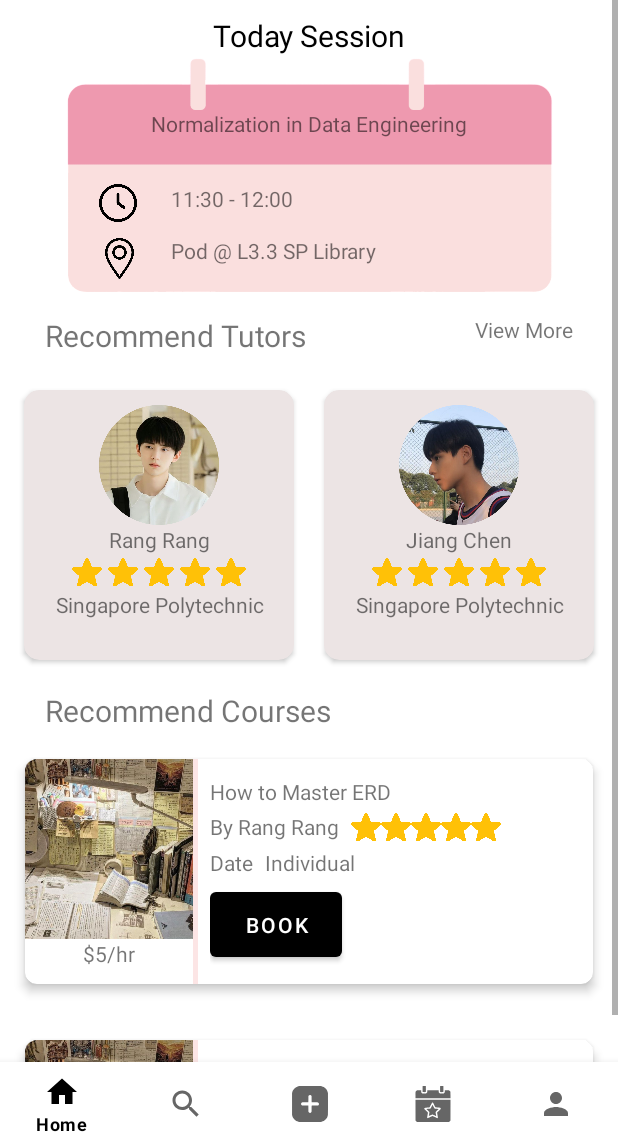
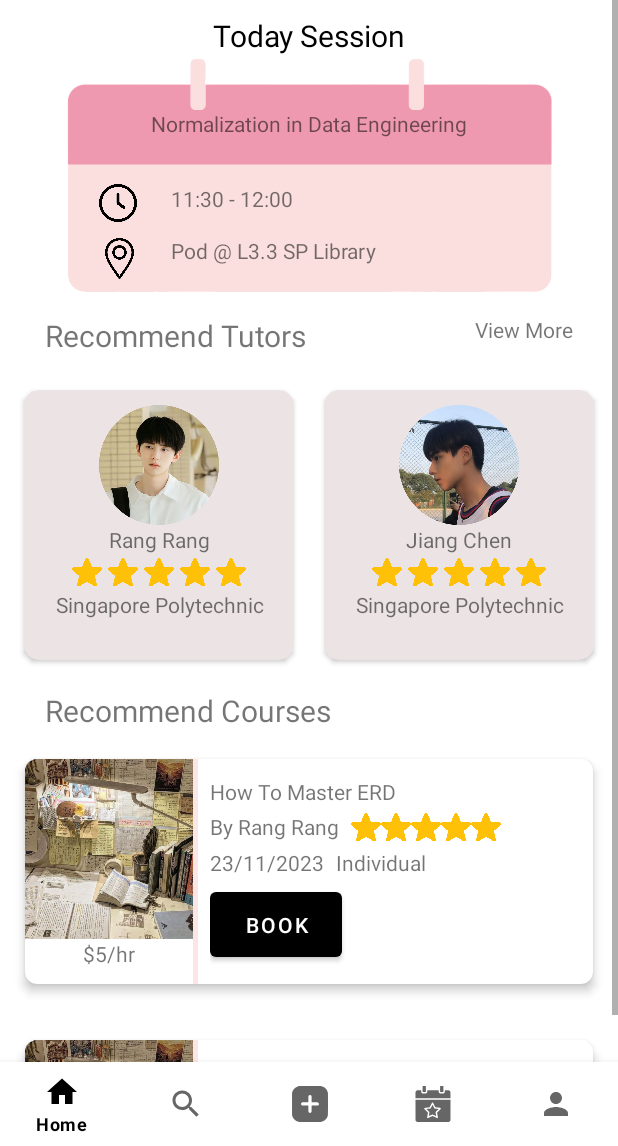
Before and after one commit to TasmiyahTaj/ANDE-Tas-Su, an Android app: the Home screen opened directly, with no data from a screen before it, on a phone screen of 412 x 824 dp, the part 90-1236 px from its top. Run offline under Robolectric (Android 15) with nearby library versions, the phone set to English and light mode, and no system bars.

Commit message:
home final

```diff
--- a/app/src/main/res/layout/home.xml
+++ b/app/src/main/res/layout/home.xml
@@ -23,7 +23,7 @@
                 android:layout_height="60dp">
 
                 <TextView
-                    android:id="@+id/textView3"
+                    android:id="@+id/appName"
                     android:layout_width="wrap_content"
                     android:layout_height="wrap_content"
                     android:layout_marginStart="25dp"
@@ -35,7 +35,7 @@
                     app:layout_constraintTop_toTopOf="parent" />
 
                 <ImageView
-                    android:id="@+id/imageView2"
+                    android:id="@+id/imageView_noti"
                     android:layout_width="30dp"
                     android:layout_height="30dp"
                     android:layout_marginTop="25dp"
@@ -51,7 +51,7 @@
                 android:layout_height="200dp">
 
                 <TextView
-                    android:id="@+id/textView4"
+                    android:id="@+id/txt_view_tdySession"
                     android:layout_width="wrap_content"
                     android:layout_height="wrap_content"
                     android:layout_marginTop="10dp"
@@ -67,10 +67,10 @@
                     android:layout_height="160dp"
                     app:layout_constraintEnd_toEndOf="parent"
                     app:layout_constraintStart_toStartOf="parent"
-                    app:layout_constraintTop_toBottomOf="@+id/textView4">
+                    app:layout_constraintTop_toBottomOf="@+id/txt_view_tdySession">
 
                     <ImageView
-                        android:id="@+id/imageView4"
+                        android:id="@+id/img_bgTdySession"
                         android:layout_width="350dp"
                         android:layout_height="160dp"
                         app:layout_constraintBottom_toBottomOf="parent"
@@ -81,17 +81,17 @@
                         app:srcCompat="@drawable/calendar" />
 
                     <TextView
-                        android:id="@+id/textView5"
+                        android:id="@+id/txt_upcomingTitle"
                         android:layout_width="wrap_content"
                         android:layout_height="wrap_content"
                         android:layout_marginTop="35dp"
-                        android:text="Normalization in Data Engineering"
+                        android:text="@string/upcomingTitle"
                         app:layout_constraintEnd_toEndOf="parent"
                         app:layout_constraintStart_toStartOf="parent"
-                        app:layout_constraintTop_toTopOf="@+id/imageView4" />
+                        app:layout_constraintTop_toTopOf="@+id/img_bgTdySession" />
 
                     <ImageView
-                        android:id="@+id/imageView5"
+                        android:id="@+id/img_time"
                         android:layout_width="25dp"
                         android:layout_height="25dp"
                         android:layout_marginStart="60dp"
@@ -101,7 +101,7 @@
                         app:srcCompat="@drawable/clock" />
 
                     <ImageView
-                        android:id="@+id/imageView6"
+                        android:id="@+id/img_location"
                         android:layout_width="27dp"
                         android:layout_height="30dp"
                         android:layout_marginStart="60dp"
@@ -111,25 +111,25 @@
                         app:srcCompat="@drawable/location" />
 
                     <TextView
-                        android:id="@+id/textView6"
+                        android:id="@+id/txt_upcomingLocation"
                         android:layout_width="wrap_content"
                         android:layout_height="wrap_content"
                         android:layout_marginTop="120dp"
-                        android:text="Pod @ L3.3 SP Library"
+                        android:text="@string/upcomingLocation"
                         app:layout_constraintEnd_toEndOf="parent"
                         app:layout_constraintHorizontal_bias="0.116"
-                        app:layout_constraintStart_toEndOf="@+id/imageView6"
+                        app:layout_constraintStart_toEndOf="@+id/img_location"
                         app:layout_constraintTop_toTopOf="parent" />
 
                     <TextView
-                        android:id="@+id/textView7"
+                        android:id="@+id/txt_upcomingTime"
                         android:layout_width="wrap_content"
                         android:layout_height="wrap_content"
                         android:layout_marginTop="85dp"
-                        android:text="11:30 - 12:00"
+                        android:text="@string/upcomingTime"
                         app:layout_constraintEnd_toEndOf="parent"
                         app:layout_constraintHorizontal_bias="0.096"
-                        app:layout_constraintStart_toEndOf="@+id/imageView5"
+                        app:layout_constraintStart_toEndOf="@+id/img_time"
                         app:layout_constraintTop_toTopOf="parent" />
                 </androidx.constraintlayout.widget.ConstraintLayout>
             </androidx.constraintlayout.widget.ConstraintLayout>
@@ -189,19 +189,18 @@
                             android:orientation="vertical">
 
                             <ImageView
-                                android:id="@+id/imageView7"
+                                android:id="@+id/img_userpfp"
                                 android:layout_width="match_parent"
                                 android:layout_height="80dp"
                                 android:layout_marginTop="10dp"
                                 app:srcCompat="@drawable/rangrang" />
 
                             <TextView
-                                android:id="@+id/textView9"
+                                android:id="@+id/txt_userName"
                                 android:layout_width="match_parent"
                                 android:layout_height="wrap_content"
-                                android:text="Rang Rang"
+                                android:text="@string/userName"
                                 android:textAlignment="center" />
-
 
 
                             <LinearLayout
@@ -243,10 +242,10 @@
 
 
                             <TextView
-                                android:id="@+id/textView10"
+                                android:id="@+id/txt_userSchool"
                                 android:layout_width="match_parent"
                                 android:layout_height="wrap_content"
-                                android:text="Singapore Polytechnic"
+                                android:text="@string/userSchool"
                                 android:textAlignment="center" />
 
                         </LinearLayout>
@@ -350,6 +349,7 @@
                 android:layout_height="match_parent">
 
                 <LinearLayout
+                    android:id="@+id/by_horSession"
                     android:layout_width="match_parent"
                     android:layout_height="wrap_content"
                     android:gravity="center"
@@ -392,6 +392,7 @@
 
                                     <!-- Top Row (Picture) -->
                                     <ImageView
+                                        android:id="@+id/img_lessonPic"
                                         android:layout_width="match_parent"
                                         android:layout_height="0dp"
                                         android:layout_weight="4"
@@ -400,10 +401,11 @@
 
                                     <!-- Bottom Row (Price Text) -->
                                     <TextView
+                                        android:id="@+id/txt_lessonPrice"
                                         android:layout_width="match_parent"
                                         android:layout_height="0dp"
                                         android:layout_weight="1"
-                                        android:text="$5/hr"
+                                        android:text="@string/coursePrice"
                                         android:textAlignment="center" />
 
                                 </LinearLayout>
@@ -426,10 +428,11 @@
 
                                     <!-- Row 1 -->
                                     <TextView
+                                        android:id="@+id/txt_courseName"
                                         android:layout_width="wrap_content"
                                         android:layout_height="wrap_content"
                                         android:paddingBottom="4dp"
-                                        android:text="How to Master ERD" />
+                                        android:text="@string/courseName" />
                                     <!-- Row 2 -->
                                     <LinearLayout
                                         android:layout_width="match_parent"
@@ -439,10 +442,11 @@
 
                                         <!-- First Column -->
                                         <TextView
+                                            android:id="@+id/txt_courseTutorName"
                                             android:layout_width="wrap_content"
                                             android:layout_height="wrap_content"
                                             android:paddingEnd="8dp"
-                                            android:text="By Rang Rang" /> <!-- Add end padding to the text -->
+                                            android:text="@string/courseTutorName" /> <!-- Add end padding to the text -->
 
                                         <!-- Second Column for Star Rating -->
                                         <LinearLayout
@@ -489,21 +493,24 @@
 
                                         <!-- First Column -->
                                         <TextView
+                                            android:id="@+id/txt_courseDate"
                                             android:layout_width="wrap_content"
                                             android:layout_height="wrap_content"
                                             android:paddingEnd="8dp"
-                                            android:text="Date" />
+                                            android:text="@string/courseDate" />
 
                                         <!-- Second Column -->
                                         <TextView
+                                            android:id="@+id/txt_courseType"
                                             android:layout_width="wrap_content"
                                             android:layout_height="wrap_content"
-                                            android:text="Individual" />
+                                            android:text="@string/courseType" />
 
                                     </LinearLayout>
 
                                     <!-- Row 4 -->
                                     <Button
+                                        android:id="@+id/btn_bookCourse"
                                         android:layout_width="wrap_content"
                                         android:layout_height="wrap_content"
                                         android:padding="12dp"
@@ -548,6 +555,7 @@
 
                                     <!-- Top Row (Picture) -->
                                     <ImageView
+                                        android:id="@+id/img_lessonPic2"
                                         android:layout_width="match_parent"
                                         android:layout_height="0dp"
                                         android:layout_weight="4"
@@ -556,10 +564,11 @@
 
                                     <!-- Bottom Row (Price Text) -->
                                     <TextView
+                                        android:id="@+id/txt_coursePrice1"
                                         android:layout_width="match_parent"
                                         android:layout_height="0dp"
                                         android:layout_weight="1"
-                                        android:text="$5/hr"
+                                        android:text="@string/coursePrice"
                                         android:textAlignment="center" />
 
                                 </LinearLayout>
@@ -582,10 +591,11 @@
 
                                     <!-- Row 1 -->
                                     <TextView
+                                        android:id="@+id/txt_courseName2"
                                         android:layout_width="wrap_content"
                                         android:layout_height="wrap_content"
                                         android:paddingBottom="4dp"
-                                        android:text="How to Master ERD" />
+                                        android:text="@string/courseName" />
                                     <!-- Row 2 -->
                                     <LinearLayout
                                         android:layout_width="match_parent"
@@ -598,7 +608,7 @@
                                             android:layout_width="wrap_content"
                                             android:layout_height="wrap_content"
                                             android:paddingEnd="8dp"
-                                            android:text="By Rang Rang" /> <!-- Add end padding to the text -->
+                                            android:text="@string/courseTutorName" />
 
                                         <!-- Second Column for Star Rating -->
                                         <LinearLayout
@@ -645,21 +655,24 @@
 
                                         <!-- First Column -->
                                         <TextView
+                                            android:id="@+id/txt_courseDate1"
                                             android:layout_width="wrap_content"
                                             android:layout_height="wrap_content"
                                             android:paddingEnd="8dp"
-                                            android:text="Date" />
+                                            android:text="@string/courseDate" />
 
                                         <!-- Second Column -->
                                         <TextView
+                                            android:id="@+id/txt_courseType1"
                                             android:layout_width="wrap_content"
                                             android:layout_height="wrap_content"
-                                            android:text="Individual" />
+                                            android:text="@string/courseType" />
 
                                     </LinearLayout>
 
                                     <!-- Row 4 -->
                                     <Button
+                                        android:id="@+id/btn_bookCourse1"
                                         android:layout_width="wrap_content"
                                         android:layout_height="wrap_content"
                                         android:padding="12dp"
```
